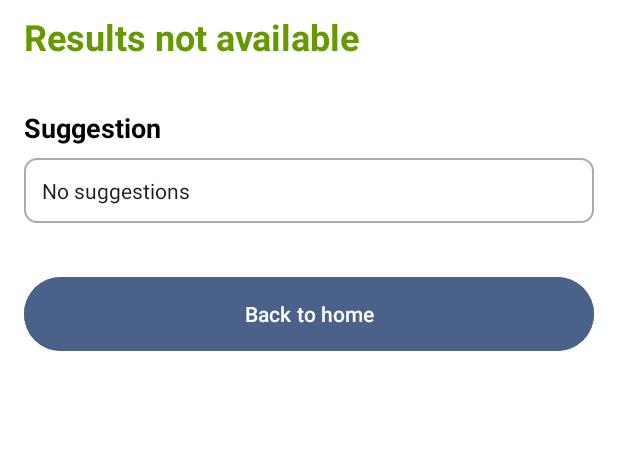
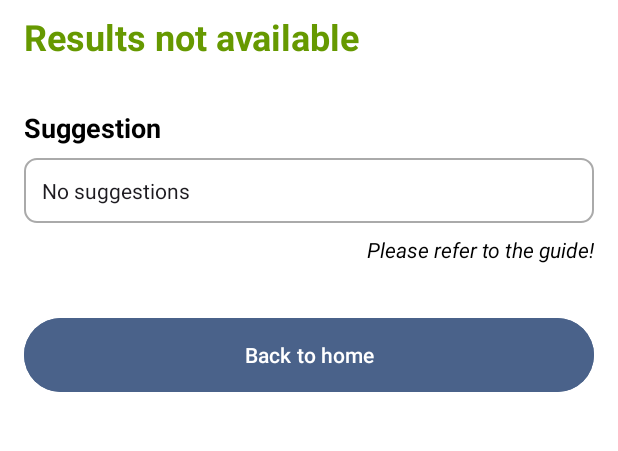
Before and after one commit to EsCore-Team/mobile-development, an Android app: the ResultUploadActivity screen opened directly, with no data from a screen before it, on a phone screen of 412 x 824 dp, the part 520-971 px from its top. Run offline under Robolectric (Android 15) with nearby library versions, the phone set to English and light mode, and no system bars.

Commit message:
add guide warning to user

```diff
--- a/app/src/main/java/com/dicoding/escore/view/bottombar/guide/GuideFragment.kt
+++ b/app/src/main/java/com/dicoding/escore/view/bottombar/guide/GuideFragment.kt
@@ -30,10 +30,6 @@ class GuideFragment : Fragment() {
         _binding = FragmentGuideBinding.inflate(inflater, container, false)
         val root: View = binding.root
 
-//        val textView: TextView = binding.textGuide
-//        homeViewModel.text.observe(viewLifecycleOwner) {
-//            textView.text = it
-//        }
         return root
     }
 
--- a/app/src/main/java/com/dicoding/escore/view/detailHistory/DetailHistoryActivity.kt
+++ b/app/src/main/java/com/dicoding/escore/view/detailHistory/DetailHistoryActivity.kt
@@ -1,5 +1,6 @@
 package com.dicoding.escore.view.detailHistory
 
+import android.content.Intent
 import android.os.Bundle
 import android.text.TextUtils
 import android.widget.TextView
@@ -13,6 +14,8 @@ import androidx.core.view.WindowInsetsCompat
 import com.dicoding.escore.R
 import com.dicoding.escore.databinding.ActivityDetailHistoryBinding
 import com.dicoding.escore.view.ViewModelFactory
+import com.dicoding.escore.view.bottombar.guide.GuideFragment
+import com.dicoding.escore.view.main.MainActivity
 
 
 class DetailHistoryActivity : AppCompatActivity() {
--- a/app/src/main/java/com/dicoding/escore/view/main/MainActivity.kt
+++ b/app/src/main/java/com/dicoding/escore/view/main/MainActivity.kt
@@ -4,8 +4,11 @@ import android.content.Intent
 import android.content.res.ColorStateList
 import android.graphics.Color
 import android.graphics.Typeface
+import android.os.Build
 import android.os.Bundle
 import android.view.Gravity
+import android.view.WindowInsets
+import android.view.WindowManager
 import android.widget.TextView
 import androidx.activity.enableEdgeToEdge
 import androidx.activity.viewModels
--- a/app/src/main/java/com/dicoding/escore/view/onboarding/OnboardingActivity.kt
+++ b/app/src/main/java/com/dicoding/escore/view/onboarding/OnboardingActivity.kt
@@ -25,7 +25,7 @@ class OnboardingActivity : AppCompatActivity() {
         binding = ActivityOnboardingBinding.inflate(layoutInflater)
         setContentView(binding.root)
 
-        setupView()
+//        setupView()
         setupAction()
         playAnimation()
     }
--- a/app/src/main/java/com/dicoding/escore/view/resultUpload/ResultUploadActivity.kt
+++ b/app/src/main/java/com/dicoding/escore/view/resultUpload/ResultUploadActivity.kt
@@ -14,7 +14,9 @@ import com.dicoding.escore.R
 import com.dicoding.escore.databinding.ActivityResultUploadBinding
 import com.dicoding.escore.databinding.ActivityUploadBinding
 import com.dicoding.escore.pref.SessionManager
+import com.dicoding.escore.view.bottombar.guide.GuideFragment
 import com.dicoding.escore.view.main.MainActivity
+import com.dicoding.escore.view.signup.SignUpActivity
 import com.dicoding.escore.view.upload.UploadActivity
 
 class ResultUploadActivity : AppCompatActivity() {
--- a/app/src/main/res/layout/activity_result_upload.xml
+++ b/app/src/main/res/layout/activity_result_upload.xml
@@ -200,6 +200,17 @@
                 android:textSize="14sp"
                 android:textIsSelectable="true"/>
 
+            <TextView
+                android:id="@+id/guide_text"
+                android:layout_width="match_parent"
+                android:layout_height="wrap_content"
+                android:layout_marginTop="8dp"
+                android:gravity="end"
+                android:text="Please refer to the guide!"
+                android:textColor="@android:color/black"
+                android:textSize="14sp"
+                android:textStyle="italic" />
+
             <Button
                 android:id="@+id/btn_return_home"
                 android:layout_width="match_parent"
@@ -208,6 +219,7 @@
                 android:backgroundTint="@color/colorPrimary"
                 android:text="@string/back_to_home"
                 android:textColor="@android:color/white" />
+
         </LinearLayout>
     </ScrollView>
 </androidx.constraintlayout.widget.ConstraintLayout>
```
Also changed, not shown: app/src/main/res/layout/activity_detail_history.xml (+12 -0 lines).
